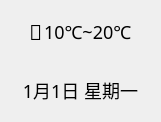
bili9blood/class-system, file display/weatherwidget.ui: the form before one commit.
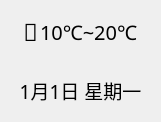
The form after the commit.

Commit message: feat(display): larger font size

The edit to the form file:
```diff
--- a/display/weatherwidget.ui
+++ b/display/weatherwidget.ui
@@ -52,7 +52,7 @@
        <property name="styleSheet">
         <string notr="true">* {
   font-family: qweather-icons;
-  font-size: 21px;
+  font-size: 24px;
 }
 .weather-today QLabel {
   color: #ee8545;
@@ -71,7 +71,7 @@
        <property name="styleSheet">
         <string notr="true">* {
   font-family: Microsoft YaHei;
-  font-size: 18px;
+  font-size: 20px;
 }
 .weather-today QLabel {
   font-weight: bold;
@@ -107,7 +107,7 @@
       <string notr="true">* {
   font-weight: 300;
   font-family: Microsoft YaHei;
-  font-size: 18px;
+  font-size: 19px;
 }
 .weather-today QLabel{
   font-weight: bold;
```
The commit also changes 4 other files.
